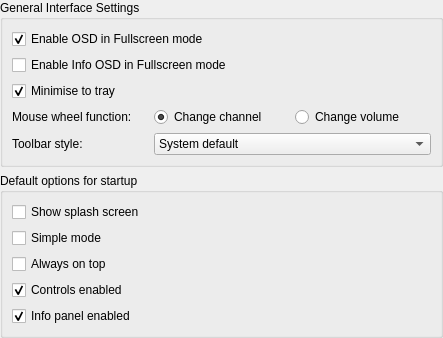
Above: src/ui/settings/SettingsUi.ui from ntadej/tano before the change. Below: the same form after it.
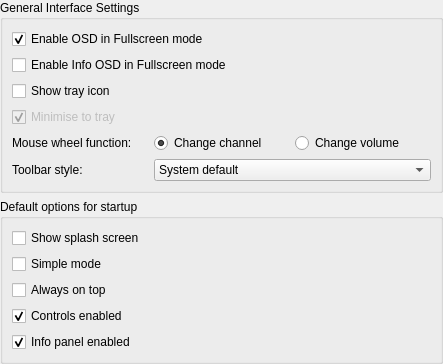
That is the form after the change.

Commit message: Major settings update with new options

The edit to the form file:
```diff
--- a/src/ui/settings/SettingsUi.ui
+++ b/src/ui/settings/SettingsUi.ui
@@ -7,7 +7,7 @@
     <x>0</x>
     <y>0</y>
     <width>443</width>
-    <height>329</height>
+    <height>354</height>
    </rect>
   </property>
   <layout class="QVBoxLayout" name="verticalLayout">
@@ -20,14 +20,14 @@
       <string>General Interface Settings</string>
      </property>
      <layout class="QGridLayout" name="layoutMainGuiBox">
-      <item row="4" column="0">
+      <item row="5" column="0">
        <widget class="QLabel" name="labelToolbarStyle">
         <property name="text">
          <string>Toolbar style:</string>
         </property>
        </widget>
       </item>
-      <item row="4" column="1" colspan="2">
+      <item row="5" column="1" colspan="2">
        <widget class="QComboBox" name="comboToolbarLook">
         <property name="currentIndex">
          <number>4</number>
@@ -69,14 +69,14 @@
         </property>
        </widget>
       </item>
-      <item row="3" column="0">
+      <item row="4" column="0">
        <widget class="QLabel" name="labelMouseWheel">
         <property name="text">
          <string>Mouse wheel function:</string>
         </property>
        </widget>
       </item>
-      <item row="3" column="1">
+      <item row="4" column="1">
        <widget class="QRadioButton" name="radioWheelChannel">
         <property name="text">
          <string>Change channel</string>
@@ -86,15 +86,18 @@
         </property>
        </widget>
       </item>
-      <item row="3" column="2">
+      <item row="4" column="2">
        <widget class="QRadioButton" name="radioWheelVolume">
         <property name="text">
          <string>Change volume</string>
         </property>
        </widget>
       </item>
-      <item row="2" column="0" colspan="3">
-       <widget class="QCheckBox" name="checkTray">
+      <item row="3" column="0" colspan="3">
+       <widget class="QCheckBox" name="checkTrayHide">
+        <property name="enabled">
+         <bool>false</bool>
+        </property>
         <property name="text">
          <string>Minimise to tray</string>
         </property>
@@ -110,6 +113,13 @@
         </property>
        </widget>
       </item>
+      <item row="2" column="0" colspan="3">
+       <widget class="QCheckBox" name="checkTray">
+        <property name="text">
+         <string>Show tray icon</string>
+        </property>
+       </widget>
+      </item>
      </layout>
     </widget>
    </item>
```
Left out of the diff: 19 changed lines with no effect on the pictures. The commit also changes 43 other files.
